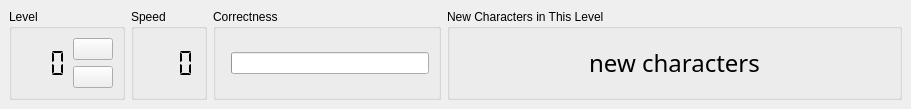
This is src/ui/ktouchstatuswidget.ui in KDE/ktouch as Qt 5 draws it before an edit. The edited form follows.
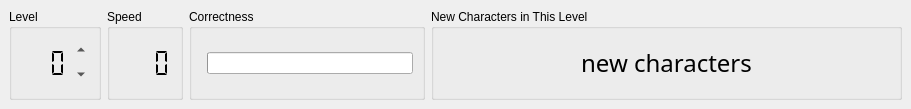
This is the edited form. Custom widgets are drawn as their Qt base class.

Commit message: use toolbuttons with arrows instead of the deprecated KArrowButton http://svn.reviewboard.kde.org/r/6414/#review9728 CCMAIL:kde-edu@kde.org

What changed in the file:
```diff
--- a/src/ui/ktouchstatuswidget.ui
+++ b/src/ui/ktouchstatuswidget.ui
@@ -27,13 +27,7 @@
      <property name="title" >
       <string>Level</string>
      </property>
-     <layout class="QHBoxLayout" >
-      <property name="spacing" >
-       <number>6</number>
-      </property>
-      <property name="margin" >
-       <number>9</number>
-      </property>
+     <layout class="QHBoxLayout" name="horizontalLayout">
       <item>
        <widget class="QLCDNumber" name="levelLCD" >
         <property name="sizePolicy" >
@@ -63,27 +57,48 @@
        </widget>
       </item>
       <item>
-       <layout class="QVBoxLayout" >
-        <property name="spacing" >
+       <layout class="QVBoxLayout">
+        <property name="spacing">
          <number>6</number>
         </property>
-        <property name="margin" >
+        <property name="margin">
          <number>0</number>
         </property>
         <item>
-         <widget class="KArrowButton" name="levelUpBtn" >
-          <property name="focusPolicy" >
-           <enum>Qt::NoFocus</enum>
+         <widget class="QToolButton" name="levelUpBtn">
+          <property name="text">
+           <string>...</string>
+          </property>
+          <property name="iconSize">
+           <size>
+            <width>8</width>
+            <height>8</height>
+           </size>
+          </property>
+          <property name="autoRaise">
+           <bool>true</bool>
+          </property>
+          <property name="arrowType">
+           <enum>Qt::UpArrow</enum>
           </property>
          </widget>
         </item>
         <item>
-         <widget class="KArrowButton" name="levelDownBtn" >
-          <property name="focusPolicy" >
-           <enum>Qt::NoFocus</enum>
+         <widget class="QToolButton" name="levelDownBtn">
+          <property name="text">
+           <string>...</string>
           </property>
-          <property name="arrowType" stdset="0" >
-           <number>2</number>
+          <property name="iconSize">
+           <size>
+            <width>8</width>
+            <height>8</height>
+           </size>
+          </property>
+          <property name="autoRaise">
+           <bool>true</bool>
+          </property>
+          <property name="arrowType">
+           <enum>Qt::DownArrow</enum>
           </property>
          </widget>
         </item>
@@ -97,19 +112,19 @@
      <property name="title" >
       <string>Speed</string>
      </property>
-     <layout class="QHBoxLayout" >
-      <property name="spacing" >
+     <layout class="QHBoxLayout">
+      <property name="spacing">
        <number>6</number>
       </property>
-      <property name="margin" >
+      <property name="margin">
        <number>9</number>
       </property>
       <item>
-       <layout class="QVBoxLayout" >
-        <property name="spacing" >
+       <layout class="QVBoxLayout">
+        <property name="spacing">
          <number>6</number>
         </property>
-        <property name="margin" >
+        <property name="margin">
          <number>0</number>
         </property>
         <item>
@@ -151,9 +166,9 @@
        </layout>
       </item>
       <item>
-       <widget class="QLCDNumber" name="speedLCD" >
-        <property name="sizePolicy" >
-         <sizepolicy vsizetype="Preferred" hsizetype="Preferred" >
+       <widget class="QLCDNumber" name="speedLCD">
+        <property name="sizePolicy">
+         <sizepolicy hsizetype="Preferred" vsizetype="Preferred">
           <horstretch>0</horstretch>
           <verstretch>0</verstretch>
          </sizepolicy>
@@ -189,19 +204,19 @@
      <property name="title" >
       <string>Correctness</string>
      </property>
-     <layout class="QHBoxLayout" >
-      <property name="spacing" >
+     <layout class="QHBoxLayout">
+      <property name="spacing">
        <number>6</number>
       </property>
-      <property name="margin" >
+      <property name="margin">
        <number>9</number>
       </property>
       <item>
-       <layout class="QVBoxLayout" >
-        <property name="spacing" >
+       <layout class="QVBoxLayout">
+        <property name="spacing">
          <number>6</number>
         </property>
-        <property name="margin" >
+        <property name="margin">
          <number>0</number>
         </property>
         <item>
@@ -240,9 +255,9 @@
        </layout>
       </item>
       <item>
-       <widget class="QProgressBar" name="correctnessBar" >
-        <property name="sizePolicy" >
-         <sizepolicy vsizetype="Fixed" hsizetype="Expanding" >
+       <widget class="QProgressBar" name="correctnessBar">
+        <property name="sizePolicy">
+         <sizepolicy hsizetype="Expanding" vsizetype="Fixed">
           <horstretch>0</horstretch>
           <verstretch>0</verstretch>
          </sizepolicy>
@@ -272,11 +287,11 @@
      <property name="title" >
       <string>New Characters in This Level</string>
      </property>
-     <layout class="QHBoxLayout" >
+     <layout class="QHBoxLayout">
       <item>
-       <widget class="QLabel" name="newCharsLabel" >
-        <property name="sizePolicy" >
-         <sizepolicy vsizetype="Preferred" hsizetype="Expanding" >
+       <widget class="QLabel" name="newCharsLabel">
+        <property name="sizePolicy">
+         <sizepolicy hsizetype="Expanding" vsizetype="Preferred">
           <horstretch>0</horstretch>
           <verstretch>0</verstretch>
          </sizepolicy>
@@ -308,12 +323,7 @@
    </item>
   </layout>
  </widget>
-  <customwidgets>
-  <customwidget>
-   <class>KArrowButton</class>
-   <extends>QPushButton</extends>
-   <header>karrowbutton.h</header>
-  </customwidget>
+ <customwidgets>
   <customwidget>
    <class>KLed</class>
    <extends>QWidget</extends>
```
Left out of the diff: 121 changed lines with no effect on the pictures.
